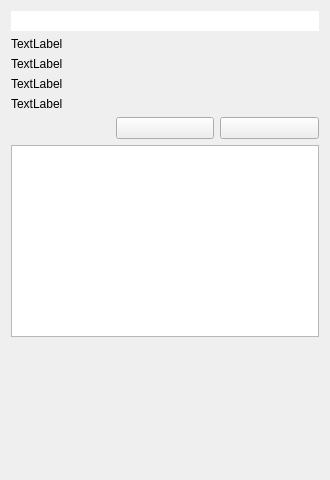
The window that tomviz/DataPropertiesPanel.ui (OpenChemistry/tomviz) describes before a commit, drawn with Qt 5.
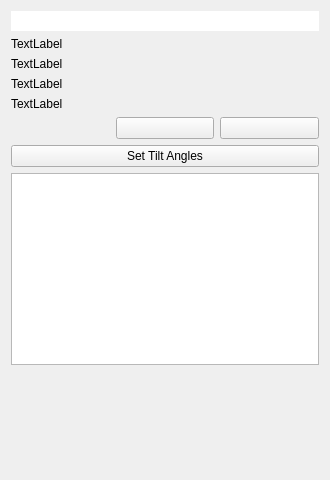
The same window after the commit. Custom widgets are drawn as their Qt base class.

Commit message: DataPropertiesPanel: Add button to set range of tilt angles

Diff of the .ui file:
```diff
--- a/tomviz/DataPropertiesPanel.ui
+++ b/tomviz/DataPropertiesPanel.ui
@@ -118,6 +118,13 @@
      </layout>
     </widget>
    </item>
+   <item>
+    <widget class="QPushButton" name="SetTiltAnglesButton">
+     <property name="text">
+      <string>Set Tilt Angles</string>
+     </property>
+    </widget>
+   </item>
    <item>
     <widget class="QTableWidget" name="TiltAnglesTable">
      <property name="sizePolicy">
```
Left out of the diff: 11 changed lines with no effect on the pictures. The commit also changes 2 other files.
